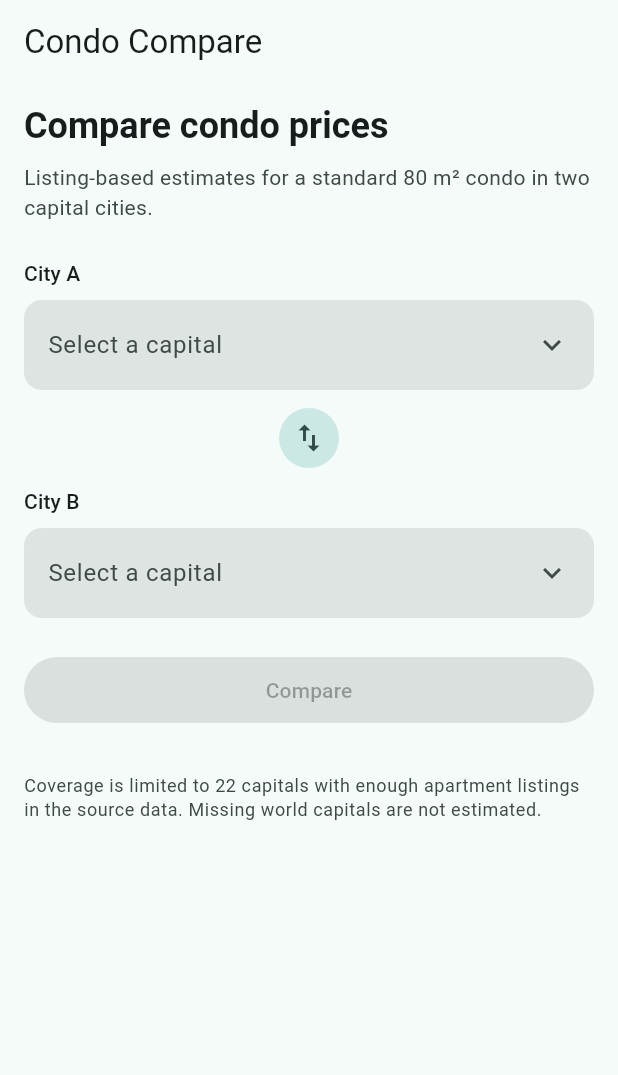
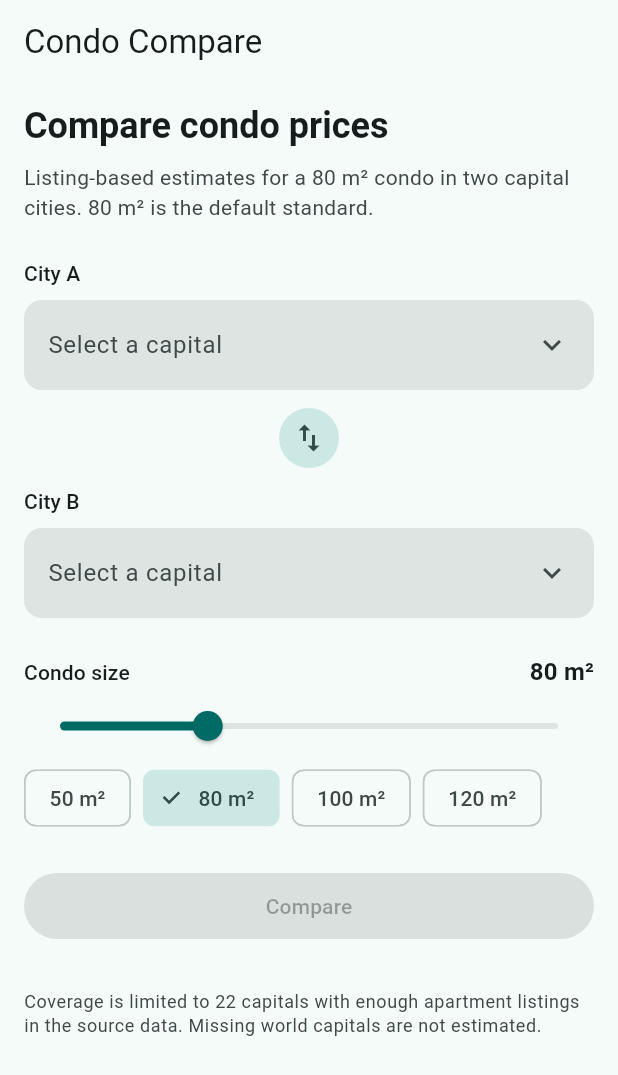
Before and after one commit to Samrwitt/condo_price, a Flutter app: the screen it shows after launch, on a phone screen of 412 x 824 dp. Shown: the top 1075 px of the screen. Run offline on Flutter 3.47's test engine with Material 3 defaults, Android fonts, the phone set to English and light mode, and no system bars.

Commit message:
size of ocndo can be changed now

```diff
--- a/app/lib/format.dart
+++ b/app/lib/format.dart
@@ -13,6 +13,11 @@ String formatUsd(num value) {
 
 String formatUsdPerM2(num value) => '${formatUsd(value)} / m²';
 
+String formatM2(num value) {
+  final rounded = value.round();
+  return '$rounded m²';
+}
+
 String formatCount(int value) {
   final digits = value.toString();
   final buffer = StringBuffer();
--- a/app/lib/models/capital.dart
+++ b/app/lib/models/capital.dart
@@ -19,8 +19,9 @@ class Capital {
   final double p75UsdPerM2;
   final int price80m2;
 
-  int get rangeLow80 => (p25UsdPerM2 * 80).round();
-  int get rangeHigh80 => (p75UsdPerM2 * 80).round();
+  int priceFor(num m2) => (medianUsdPerM2 * m2).round();
+  int rangeLowFor(num m2) => (p25UsdPerM2 * m2).round();
+  int rangeHighFor(num m2) => (p75UsdPerM2 * m2).round();
 
   String get label => '$city, $country';
 
--- a/app/lib/screens/home_screen.dart
+++ b/app/lib/screens/home_screen.dart
@@ -1,6 +1,8 @@
 import 'package:flutter/material.dart';
 
+import '../format.dart';
 import '../models/capital.dart';
+import '../widgets/size_control.dart';
 import 'city_picker_screen.dart';
 import 'result_screen.dart';
 
@@ -19,6 +21,7 @@ class HomeScreen extends StatefulWidget {
 class _HomeScreenState extends State<HomeScreen> {
   Capital? _cityA;
   Capital? _cityB;
+  late int _sizeM2 = widget.catalog.standardM2.round();
 
   bool get _canCompare =>
       _cityA != null && _cityB != null && _cityA!.id != _cityB!.id;
@@ -59,7 +62,11 @@ class _HomeScreenState extends State<HomeScreen> {
       PageRouteBuilder(
         transitionDuration: Duration.zero,
         reverseTransitionDuration: Duration.zero,
-        pageBuilder: (_, _, _) => ResultScreen(cityA: _cityA!, cityB: _cityB!),
+        pageBuilder: (_, _, _) => ResultScreen(
+          cityA: _cityA!,
+          cityB: _cityB!,
+          sizeM2: _sizeM2,
+        ),
       ),
     );
   }
@@ -80,7 +87,8 @@ class _HomeScreenState extends State<HomeScreen> {
           ),
           const SizedBox(height: 8),
           Text(
-            'Listing-based estimates for a standard 80 m² condo in two capital cities.',
+            'Listing-based estimates for a ${formatM2(_sizeM2)} condo in two capital cities. '
+            '${formatM2(widget.catalog.standardM2.round())} is the default standard.',
             style: Theme.of(context).textTheme.bodyMedium?.copyWith(
               color: colors.onSurfaceVariant,
             ),
@@ -107,6 +115,12 @@ class _HomeScreenState extends State<HomeScreen> {
             label: 'City B',
             city: _cityB,
             onTap: () => _pickCity(isA: false),
+          ),
+          const SizedBox(height: 24),
+          SizeControl(
+            sizeM2: _sizeM2,
+            defaultSize: widget.catalog.standardM2.round(),
+            onChanged: (value) => setState(() => _sizeM2 = value),
           ),
           const SizedBox(height: 24),
           FilledButton(
--- /dev/null
+++ b/app/lib/widgets/size_control.dart
@@ -0,0 +1,77 @@
+import 'package:flutter/material.dart';
+
+import '../format.dart';
+
+class SizeControl extends StatelessWidget {
+  const SizeControl({
+    super.key,
+    required this.sizeM2,
+    required this.onChanged,
+    this.defaultSize = 80,
+    this.minSize = 30,
+    this.maxSize = 200,
+  });
+
+  final int sizeM2;
+  final ValueChanged<int> onChanged;
+  final int defaultSize;
+  final int minSize;
+  final int maxSize;
+
+  static const presets = [50, 80, 100, 120];
+
+  @override
+  Widget build(BuildContext context) {
+    final colors = Theme.of(context).colorScheme;
+    return Column(
+      crossAxisAlignment: CrossAxisAlignment.start,
+      children: [
+        Row(
+          children: [
+            Expanded(
+              child: Text(
+                'Condo size',
+                style: Theme.of(context).textTheme.labelLarge,
+              ),
+            ),
+            Text(
+              formatM2(sizeM2),
+              style: Theme.of(context).textTheme.titleMedium?.copyWith(
+                fontWeight: FontWeight.w700,
+              ),
+            ),
+          ],
+        ),
+        Slider(
+          key: const ValueKey('size-slider'),
+          value: sizeM2.toDouble(),
+          min: minSize.toDouble(),
+          max: maxSize.toDouble(),
+          divisions: maxSize - minSize,
+          label: formatM2(sizeM2),
+          onChanged: (value) => onChanged(value.round()),
+        ),
+        Wrap(
+          spacing: 8,
+          runSpacing: 8,
+          children: [
+            for (final preset in presets)
+              ChoiceChip(
+                key: ValueKey('size-preset-$preset'),
+                label: Text(formatM2(preset)),
+                selected: sizeM2 == preset,
+                onSelected: (_) => onChanged(preset),
+              ),
+            if (sizeM2 != defaultSize)
+              ActionChip(
+                key: const ValueKey('size-reset'),
+                label: Text('Reset to ${formatM2(defaultSize)}'),
+                onPressed: () => onChanged(defaultSize),
+                avatar: Icon(Icons.restart_alt, size: 18, color: colors.primary),
+              ),
+          ],
+        ),
+      ],
+    );
+  }
+}
```
Also changed, not shown: app/lib/screens/result_screen.dart (+53 -19 lines), 1 other file.
